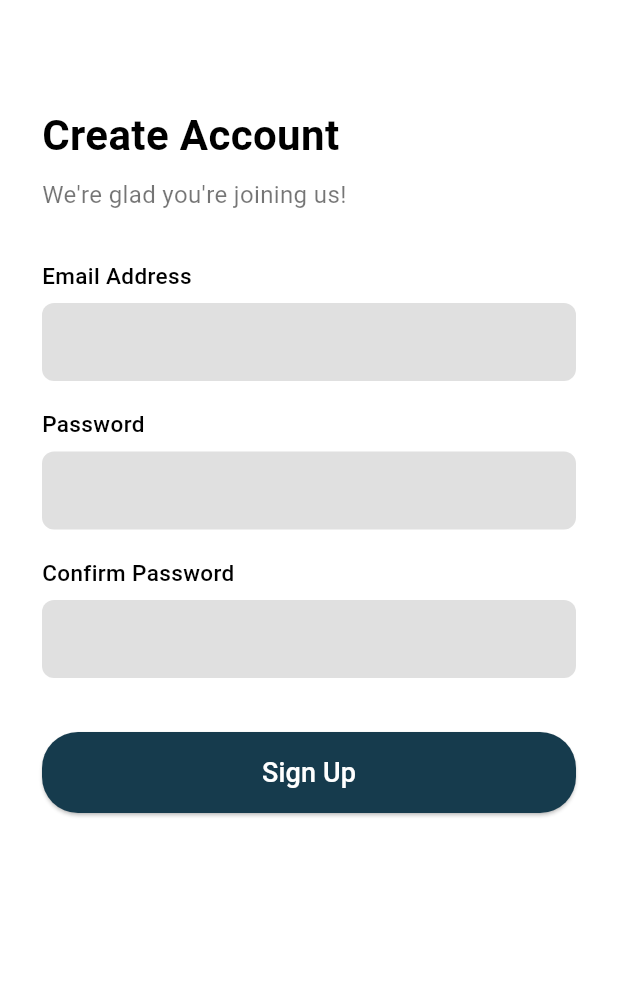
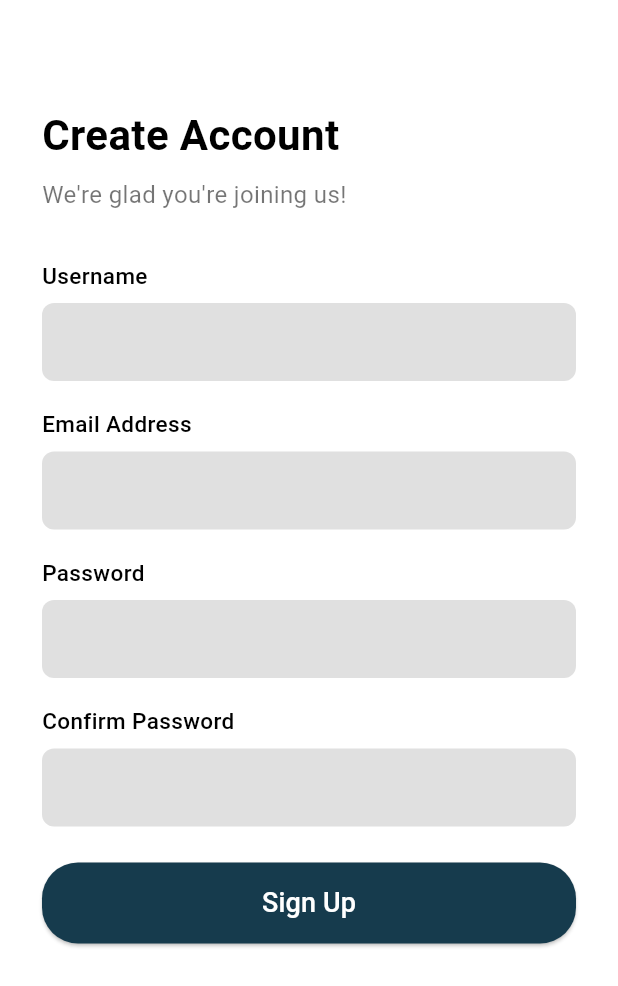
Before and after one commit to Joyishh/uas-habit-tracker, a Flutter app: the RegisterScreen screen opened by its route, on a phone screen of 412 x 824 dp. Shown: the top 986 px of the screen. Run offline on Flutter 3.47's test engine with Material 3 defaults, Android fonts, the phone set to English and light mode, and no system bars; our stand-ins replace fl_chart, flutter_dotenv, table_calendar.

Commit message:
fetching register dan login

```diff
--- /dev/null
+++ b/lib/models/user.dart
@@ -0,0 +1,39 @@
+class User {
+  final String id;
+  final String username;
+  final String email;
+  final String passwordHash;
+  final DateTime createdAt;
+  final DateTime updatedAt;
+
+  User({
+    required this.id,
+    required this.username,
+    required this.email,
+    required this.passwordHash,
+    required this.createdAt,
+    required this.updatedAt,
+  });
+
+  factory User.fromJson(Map<String, dynamic> json) {
+    return User(
+      id: json['id']?.toString() ?? '',
+      username: json['username']?.toString() ?? '',
+      email: json['email']?.toString() ?? '',
+      passwordHash: json['password_hash']?.toString() ?? '',
+      createdAt: json['created_at'] != null ? DateTime.parse(json['created_at'].toString()) : DateTime.now(),
+      updatedAt: json['updated_at'] != null ? DateTime.parse(json['updated_at'].toString()) : DateTime.now(),
+    );
+  }
+
+  Map<String, dynamic> toJson() {
+    return {
+      'id': id,
+      'username': username,
+      'email': email,
+      'password_hash': passwordHash,
+      'created_at': createdAt.toIso8601String(),
+      'updated_at': updatedAt.toIso8601String(),
+    };
+  }
+}
--- a/lib/screens/auth/register_screen.dart
+++ b/lib/screens/auth/register_screen.dart
@@ -1,8 +1,71 @@
 import 'package:flutter/material.dart';
 import 'package:ui_habit_tracker/screens/auth/login_screen.dart';
+import 'package:ui_habit_tracker/services/user_service.dart';
 
-class RegisterScreen extends StatelessWidget {
+class RegisterScreen extends StatefulWidget {
   const RegisterScreen({Key? key}) : super(key: key);
+
+  @override
+  State<RegisterScreen> createState() => _RegisterScreenState();
+}
+
+class _RegisterScreenState extends State<RegisterScreen> {
+  final TextEditingController _usernameController = TextEditingController();
+  final TextEditingController _emailController = TextEditingController();
+  final TextEditingController _passwordController = TextEditingController();
+  final TextEditingController _confirmPasswordController = TextEditingController();
+  final UserService _userService = UserService();
+  bool _isLoading = false;
+  String? _error;
+
+  void _register() async {
+    setState(() {
+      _isLoading = true;
+      _error = null;
+    });
+    if (_passwordController.text != _confirmPasswordController.text) {
+      setState(() {
+        _isLoading = false;
+        _error = 'Password and confirm password do not match';
+      });
+      return;
+    }
+    try {
+      await _userService.registerUser(
+        _usernameController.text.trim(),
+        _emailController.text.trim(),
+        _passwordController.text,
+      );
+      if (!mounted) return;
+      showDialog(
+        context: context,
+        builder: (context) => AlertDialog(
+          title: const Text('Success'),
+          content: const Text('Registration successful!'),
+          actions: [
+            TextButton(
+              onPressed: () {
+                Navigator.pop(context);
+                Navigator.pushReplacement(
+                  context,
+                  MaterialPageRoute(builder: (context) => const LoginScreen()),
+                );
+              },
+              child: const Text('OK'),
+            ),
+          ],
+        ),
+      );
+    } catch (e) {
+      setState(() {
+        _error = e.toString();
+      });
+    } finally {
+      setState(() {
+        _isLoading = false;
+      });
+    }
+  }
 
   @override
   Widget build(BuildContext context) {
@@ -11,37 +74,34 @@ class RegisterScreen extends StatelessWidget {
       body: SafeArea(
         child: Padding(
           padding: const EdgeInsets.symmetric(horizontal: 28),
+          child: SingleChildScrollView(
             child: Column(
               crossAxisAlignment: CrossAxisAlignment.start,
               children: [
                 const SizedBox(height: 70),
-              const Text(
-                'Create Account',
-                style: TextStyle(
-                  fontSize: 28,
-                  fontWeight: FontWeight.bold,
-                  color: Colors.black,
+                const Text('Create Account', style: TextStyle(fontSize: 28, fontWeight: FontWeight.bold, color: Colors.black)),
+                const SizedBox(height: 8),
+                const Text("We're glad you're joining us!", style: TextStyle(fontSize: 16, color: Colors.black54)),
+                const SizedBox(height: 32),
+                const Text('Username', style: TextStyle(fontSize: 15, fontWeight: FontWeight.w500, color: Colors.black)),
+                const SizedBox(height: 8),
+                TextField(
+                  controller: _usernameController,
+                  decoration: InputDecoration(
+                    filled: true,
+                    fillColor: Colors.grey[300],
+                    border: OutlineInputBorder(
+                      borderRadius: BorderRadius.circular(8),
+                      borderSide: BorderSide.none,
+                    ),
+                    contentPadding: const EdgeInsets.symmetric(horizontal: 16, vertical: 14),
                   ),
                 ),
-              const SizedBox(height: 8),
-              const Text(
-                "We're glad you're joining us!",
-                style: TextStyle(
-                  fontSize: 16,
-                  color: Colors.black54,
-                ),
-              ),
-              const SizedBox(height: 32),
-              const Text(
-                'Email Address',
-                style: TextStyle(
-                  fontSize: 15,
-                  fontWeight: FontWeight.w500,
-                  color: Colors.black,
-                ),
-              ),
+                const SizedBox(height: 18),
+                const Text('Email Address', style: TextStyle(fontSize: 15, fontWeight: FontWeight.w500, color: Colors.black)),
                 const SizedBox(height: 8),
                 TextField(
+                  controller: _emailController,
                   decoration: InputDecoration(
                     filled: true,
                     fillColor: Colors.grey[300],
@@ -54,16 +114,10 @@ class RegisterScreen extends StatelessWidget {
                   keyboardType: TextInputType.emailAddress,
                 ),
                 const SizedBox(height: 18),
-              const Text(
-                'Password',
-                style: TextStyle(
-                  fontSize: 15,
-                  fontWeight: FontWeight.w500,
-                  color: Colors.black,
-                ),
-              ),
+                const Text('Password', style: TextStyle(fontSize: 15, fontWeight: FontWeight.w500, color: Colors.black)),
                 const SizedBox(height: 8),
                 TextField(
+                  controller: _passwordController,
                   decoration: InputDecoration(
                     filled: true,
                     fillColor: Colors.grey[300],
@@ -76,16 +130,10 @@ class RegisterScreen extends StatelessWidget {
                   obscureText: true,
                 ),
                 const SizedBox(height: 18),
-              const Text(
-                'Confirm Password',
-                style: TextStyle(
-                  fontSize: 15,
-                  fontWeight: FontWeight.w500,
-                  color: Colors.black,
-                ),
-              ),
+                const Text('Confirm Password', style: TextStyle(fontSize: 15, fontWeight: FontWeight.w500, color: Colors.black)),
                 const SizedBox(height: 8),
                 TextField(
+                  controller: _confirmPasswordController,
                   decoration: InputDecoration(
                     filled: true,
                     fillColor: Colors.grey[300],
@@ -97,16 +145,18 @@ class RegisterScreen extends StatelessWidget {
                   ),
                   obscureText: true,
                 ),
-              const SizedBox(height: 36),
+                const SizedBox(height: 24),
+                if (_error != null) ...[
+                  Text(_error!, style: const TextStyle(color: Colors.red)),
+                  const SizedBox(height: 12),
+                ],
+                if (_isLoading)
+                  const Center(child: CircularProgressIndicator()),
+                if (!_isLoading)
                   SizedBox(
                     width: double.infinity,
                     child: ElevatedButton(
-                  onPressed: () {
-                    Navigator.push(
-                      context,
-                      MaterialPageRoute(builder: (context) => const LoginScreen()),
-                    );
-                  },
+                      onPressed: _register,
                       style: ElevatedButton.styleFrom(
                         backgroundColor: const Color(0xFF163B4D),
                         shape: RoundedRectangleBorder(
@@ -120,7 +170,9 @@ class RegisterScreen extends StatelessWidget {
                       ),
                     ),
                   ),
+                const SizedBox(height: 24),
               ],
+            ),
           ),
         ),
       ),
--- a/pubspec.yaml
+++ b/pubspec.yaml
@@ -36,6 +36,8 @@ dependencies:
   cupertino_icons: ^1.0.8
   fl_chart: ^1.0.0
   table_calendar: ^3.2.0
+  flutter_dotenv: ^5.2.1
+  http: ^1.4.0
 
 dev_dependencies:
   flutter_test:
@@ -54,6 +56,7 @@ dev_dependencies:
 # The following section is specific to Flutter packages.
 flutter:
   assets:
+  - .env
   - assets/
   # The following line ensures that the Material Icons font is
   # included with your application, so that you can use the icons in
```
Also changed, not shown: lib/main.dart (+5 -2 lines), lib/models/habit_entries.dart (added, +43 -0 lines), lib/models/habits.dart (added, +51 -0 lines), lib/screens/auth/login_screen.dart (+76 -9 lines), lib/services/habit_entries_service.dart (added, +27 -0 lines), lib/services/habit_service.dart (added, +69 -0 lines), lib/services/user_service.dart (added, +63 -0 lines), pubspec.lock, 1 other file. Lines whose indentation alone changed are shown as unchanged.
